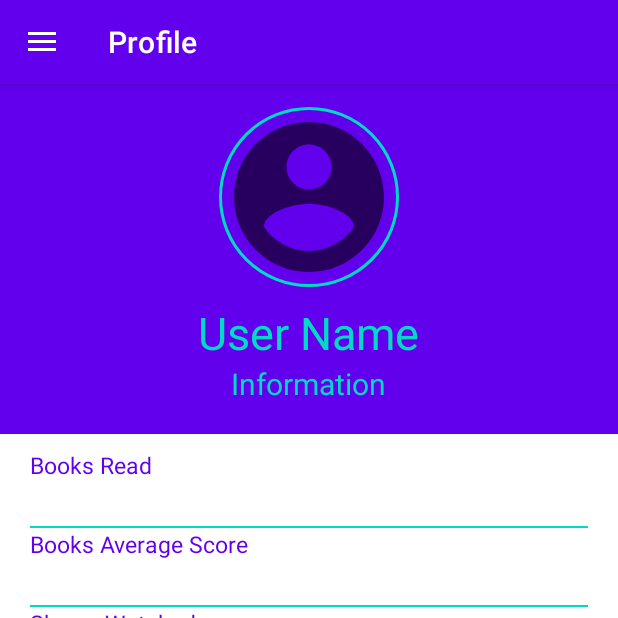
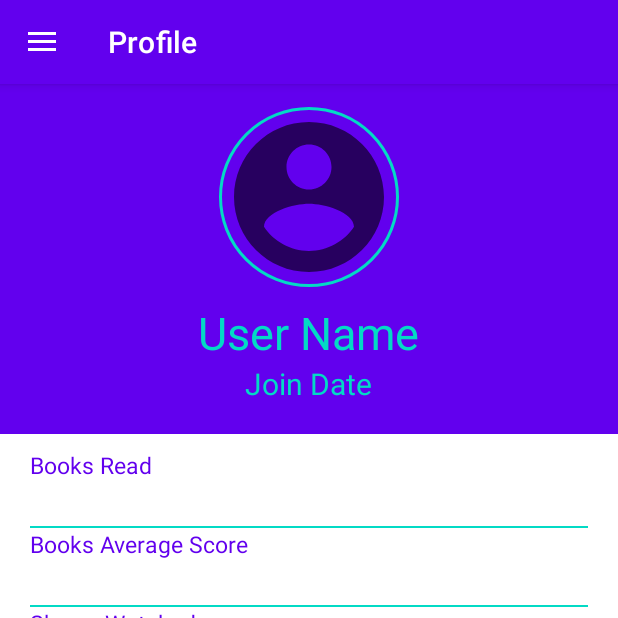
Before and after one commit to jackferguson44/FYP, an Android app: the EditProfileActivity screen opened directly, with no data from a screen before it, after a tap on "SAVE", on a phone screen of 412 x 824 dp, the top half of it. Run offline under Robolectric (Android 15) with nearby library versions, the light colour scheme and no system bars; our stand-ins replace Firebase (no records; nobody signed in at launch, a user with empty details on screens opened directly), navigation-ui; pictures from the network do not load; 7 statements that could not run were skipped.

Commit message:
date joined working

```diff
--- a/app/src/main/java/uk/ac/tees/t7099806/mediatracker2/EditProfileActivity.java
+++ b/app/src/main/java/uk/ac/tees/t7099806/mediatracker2/EditProfileActivity.java
@@ -23,6 +23,10 @@ import android.widget.Button;
 import android.widget.EditText;
 import android.widget.Toast;
 
+import java.text.SimpleDateFormat;
+import java.util.Calendar;
+import java.util.Date;
+
 public class EditProfileActivity extends AppCompatActivity implements View.OnClickListener{
 
     public DatabaseReference databaseReference;
@@ -34,6 +38,9 @@ public class EditProfileActivity extends AppCompatActivity implements View.OnCli
     private FirebaseAuth.AuthStateListener mAuthListener;
     private FirebaseUser user;
     private String userId;
+
+    private boolean accountExists;
+    private String joinDate;
 
 //    //private Date date;
 //    private int booksRead;
@@ -100,14 +107,22 @@ public class EditProfileActivity extends AppCompatActivity implements View.OnCli
     {
         String userName = editTextUsername.getText().toString().trim();
         String phone = editTextPhone.getText().toString().trim();
+        String pattern = "dd-MM-yyyy";
+        String date = new SimpleDateFormat(pattern).format(new Date());
 
-        UserInformation userInformation = new UserInformation(userName, phone);
-
-
-        databaseReference.child("users").child(user.getUid()).setValue(userInformation);
-
+        if(accountExists == false)
+        {
+            UserInformation userInformation = new UserInformation(userName, phone, date);
+            databaseReference.child("users").child(user.getUid()).setValue(userInformation);
+        }
+        else
+        {
+            UserInformation userInformation = new UserInformation(userName, phone, joinDate);
+            databaseReference.child("users").child(user.getUid()).setValue(userInformation);
+        }
         Toast.makeText(this, "Details Saved", Toast.LENGTH_SHORT).show();
     }
+
 
     private void showData(DataSnapshot dataSnapshot)
     {
@@ -115,6 +130,12 @@ public class EditProfileActivity extends AppCompatActivity implements View.OnCli
         {
             editTextUsername.setText(dataSnapshot.child("users").child(userId).getValue(UserInformation.class).getUserName());
             editTextPhone.setText(dataSnapshot.child("users").child(userId).getValue(UserInformation.class).getPhone());
+            joinDate = (dataSnapshot.child("users").child(userId).getValue(UserInformation.class).getDate());
+            accountExists = true;
+        }
+        else
+        {
+            accountExists = false;
         }
     }
 
--- a/app/src/main/java/uk/ac/tees/t7099806/mediatracker2/UserInformation.java
+++ b/app/src/main/java/uk/ac/tees/t7099806/mediatracker2/UserInformation.java
@@ -7,7 +7,7 @@ public class UserInformation {
 
     public String userName;
     public String phone;
-    public Date date;
+    public String date;
     public int booksRead;
     public double bookScore;
     public int showsWatched;
@@ -21,10 +21,11 @@ public class UserInformation {
 
     }
 
-    public UserInformation(String userName, String phone)
+    public UserInformation(String userName, String phone, String date)
     {
         this.userName = userName;
         this.phone = phone;
+        this.date = date;
     }
 
     public String getUserName() {
@@ -83,6 +84,7 @@ public class UserInformation {
         this.totalScore = totalScore;
     }
 
+    public String getDate() { return date; }
 
-
+    public void setDate(String date) { this.date = date; }
 }
--- a/app/src/main/java/uk/ac/tees/t7099806/mediatracker2/ui/Profile/ProfileFragment.java
+++ b/app/src/main/java/uk/ac/tees/t7099806/mediatracker2/ui/Profile/ProfileFragment.java
@@ -37,7 +37,7 @@ public class ProfileFragment extends Fragment implements  View.OnClickListener{
 
     private ProfileViewModel profileViewModel;
 
-    private TextView user_name, user_info, booksReadText, booksScoreText, showsWatchedText, timeWatchedText, showsScoredText, averageScoreText;
+    private TextView user_name, user_join_date, booksReadText, booksScoreText, showsWatchedText, timeWatchedText, showsScoredText, averageScoreText;
     private Button buttonEditProfile;
 
     private FirebaseDatabase firebaseDatabase;
@@ -93,7 +93,7 @@ public class ProfileFragment extends Fragment implements  View.OnClickListener{
         }
 
         user_name = view.findViewById(R.id.user_name);
-        user_info = view.findViewById(R.id.user_info);
+        user_join_date = view.findViewById(R.id.user_join_date);
         booksReadText = view.findViewById(R.id.booksReadText);
         booksScoreText = view.findViewById(R.id.booksScoreText);
         showsWatchedText = view.findViewById(R.id.showsWatchedText);
@@ -133,6 +133,7 @@ public class ProfileFragment extends Fragment implements  View.OnClickListener{
     {
        // user_name.setText("jack ferg");
         user_name.setText(dataSnapshot.child(userId).getValue(UserInformation.class).getUserName());
+        user_join_date.setText("Date Joined: " + dataSnapshot.child(userId).getValue(UserInformation.class).getDate());
         booksReadText.setText(dataSnapshot.child(userId).child("booksRead").getValue().toString());
         booksScoreText.setText(dataSnapshot.child(userId).child("bookScore").getValue().toString());
         showsWatchedText.setText(dataSnapshot.child(userId).child("showsWatched").getValue().toString());
--- a/app/src/main/res/layout/fragment_profile.xml
+++ b/app/src/main/res/layout/fragment_profile.xml
@@ -44,12 +44,12 @@
             />
 
         <TextView
-            android:id="@+id/user_info"
+            android:id="@+id/user_join_date"
             android:layout_width="wrap_content"
             android:layout_height="wrap_content"
             android:layout_below="@+id/user_name"
             android:layout_centerHorizontal="true"
-            android:text="Information"
+            android:text="Join Date"
             android:textColor="@color/colorAccent"
             android:textSize="20sp"
             />
```
